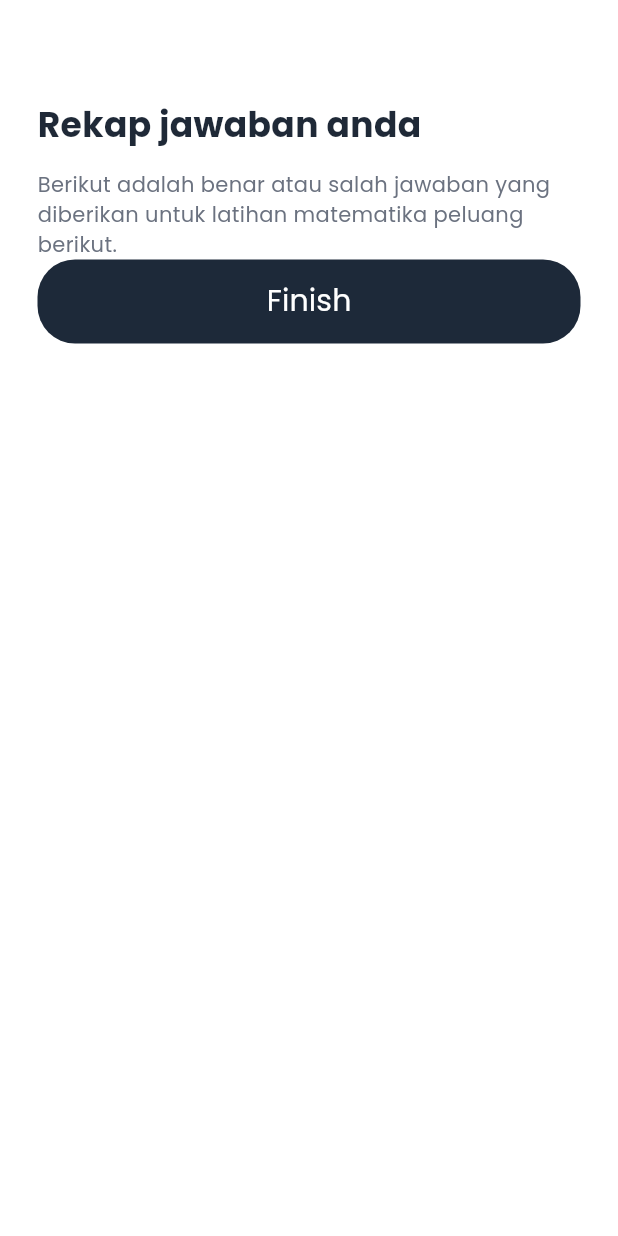
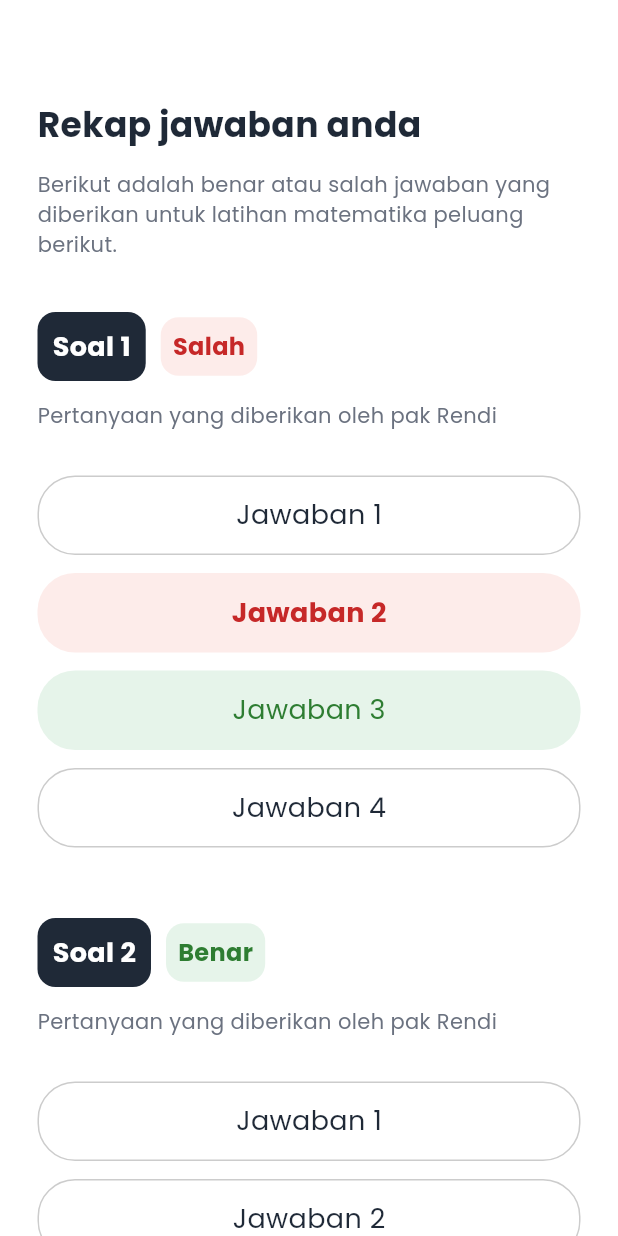
Before and after one commit to Fachryss/PropApp, a Flutter app: the AnswerRecap screen opened directly, on a phone screen of 412 x 824 dp. Run offline on Flutter 3.47's test engine with Material 3 defaults, Android fonts, the phone set to English and light mode, and no system bars.

Commit message:
add recap answer page

```diff
--- a/lib/main.dart
+++ b/lib/main.dart
@@ -32,8 +32,7 @@ class MiniEduApp extends StatelessWidget {
           titleLarge: TextStyle(fontFamily: 'Poppins'),
         ),
       ),
-      home:
-          ProbabilitySelectionPage(), // Directly navigate to DiceExperimentPage
+      home: AnswerRecap(), // Directly navigate to DiceExperimentPage
       routes: appRoutes,
     );
   }
--- a/lib/screen/answer_recap.dart
+++ b/lib/screen/answer_recap.dart
@@ -36,6 +36,52 @@ class _AnswerRecapState extends State<AnswerRecap> {
                   color: Color(0xFF6B7280),
                 ),
               ),
+              const SizedBox(height: 35),
+              SoalRekapCard(
+                soalText: "Soal 1",
+                pertanyaanText: "Pertanyaan yang diberikan oleh pak Rendi",
+                opsiJawaban: [
+                  "Jawaban 1",
+                  "Jawaban 2",
+                  "Jawaban 3",
+                  "Jawaban 4"
+                ],
+                jawabanDipilih: "Jawaban 2",
+                jawabanBenar: "Jawaban 3",
+              ),
+              SizedBox(
+                height: 35,
+              ),
+              SoalRekapCard(
+                soalText: "Soal 2",
+                pertanyaanText: "Pertanyaan yang diberikan oleh pak Rendi",
+                opsiJawaban: [
+                  "Jawaban 1",
+                  "Jawaban 2",
+                  "Jawaban 3",
+                  "Jawaban 4"
+                ],
+                jawabanDipilih: "Jawaban 3",
+                jawabanBenar: "Jawaban 3",
+              ),
+              SizedBox(
+                height: 35,
+              ),
+              SoalRekapCard(
+                soalText: "Soal 3",
+                pertanyaanText: "Pertanyaan yang diberikan oleh pak Rendi",
+                opsiJawaban: [
+                  "Jawaban 1",
+                  "Jawaban 2",
+                  "Jawaban 3",
+                  "Jawaban 4"
+                ],
+                jawabanDipilih: "",
+                jawabanBenar: "Jawaban 3",
+              ),
+              const SizedBox(
+                height: 50,
+              ),
               Container(
                 height: 56,
                 width: double.infinity,
@@ -67,3 +113,141 @@ class _AnswerRecapState extends State<AnswerRecap> {
     );
   }
 }
+
+class SoalRekapCard extends StatelessWidget {
+  final String soalText;
+  final String pertanyaanText;
+  final List<String> opsiJawaban;
+  final String jawabanDipilih;
+  final String jawabanBenar;
+
+  const SoalRekapCard({
+    super.key,
+    required this.soalText,
+    required this.pertanyaanText,
+    required this.opsiJawaban,
+    required this.jawabanDipilih,
+    required this.jawabanBenar,
+  });
+
+  @override
+  Widget build(BuildContext context) {
+    bool isBenar = jawabanDipilih == jawabanBenar;
+
+    return Column(
+      crossAxisAlignment: CrossAxisAlignment.start,
+      children: [
+        Row(
+          children: [
+            Container(
+                padding: const EdgeInsets.fromLTRB(10, 10, 10, 10),
+                decoration: BoxDecoration(
+                  color: const Color(0xFF1F2937),
+                  borderRadius: BorderRadius.circular(12),
+                ),
+                child: IntrinsicWidth(
+                  child: Center(
+                    child: Text(
+                      soalText,
+                      style: const TextStyle(
+                        fontSize: 18,
+                        fontWeight: FontWeight.w600,
+                        color: Colors.white,
+                      ),
+                    ),
+                  ),
+                )),
+            const SizedBox(width: 10),
+            Container(
+              padding: const EdgeInsets.fromLTRB(8, 8, 8, 8),
+              decoration: BoxDecoration(
+                color:
+                    isBenar ? const Color(0xFFE6F4EA) : const Color(0xFFFDECEA),
+                borderRadius: BorderRadius.circular(12),
+              ),
+              child: Text(
+                isBenar ? "Benar" : "Salah",
+                style: TextStyle(
+                  color: isBenar ? Color(0xFF2E7D32) : Color(0xFFC62828),
+                  fontWeight: FontWeight.w600,
+                  fontSize: 16,
+                ),
+              ),
+            ),
+          ],
+        ),
+        const SizedBox(height: 13),
+        Text(
+          pertanyaanText,
+          style: const TextStyle(
+            fontSize: 14,
+            fontWeight: FontWeight.w500,
+            color: Color(0xFF6B7280),
+          ),
+        ),
+        const SizedBox(height: 30),
+        Column(
+          children: opsiJawaban.map((option) {
+            return _buildOptionItem(option);
+          }).toList(),
+        ),
+      ],
+    );
+  }
+
+  Widget _buildOptionItem(String text) {
+    bool isSelected = text == jawabanDipilih;
+    bool isCorrect = text == jawabanBenar;
+
+    Color backgroundColor;
+    Color textColor;
+    FontWeight fontWeight = FontWeight.w500;
+    BoxBorder? border;
+
+    if (isSelected) {
+      if (isCorrect) {
+        backgroundColor = const Color(0xFF1D2939); // Hijau muda
+        textColor = Colors.white;
+        fontWeight = FontWeight.w600;
+        border = null; // Tidak ada border
+      } else {
+        backgroundColor = const Color(0xFFFDECEA); // Merah muda
+        textColor = const Color(0xFFC62828);
+        fontWeight = FontWeight.w600;
+        border = null; // Tidak ada border
+      }
+    } else if (isCorrect) {
+      backgroundColor = const Color(0xFFE6F4EA); // Hijau muda
+      textColor = const Color(0xFF2E7D32);
+      border = null; // Tidak ada border
+    } else {
+      backgroundColor = Colors.white;
+      textColor = const Color(0xFF1F2937);
+      border = Border.all(
+        color: Colors.black.withOpacity(0.2),
+        width: 1,
+      ); // Border tipis kalau bukan jawaban apapun
+    }
+
+    return Container(
+      margin: const EdgeInsets.only(bottom: 12),
+      width: double.infinity,
+      height: 53,
+      decoration: BoxDecoration(
+        color: backgroundColor,
+        borderRadius: BorderRadius.circular(25),
+        border: border,
+      ),
+      child: Center(
+        child: Text(
+          text,
+          style: TextStyle(
+            fontSize: 18,
+            fontWeight: fontWeight,
+            color: textColor,
+          ),
+        ),
+      ),
+    );
+  }
+}
```
Also changed, not shown: 4 other files.
